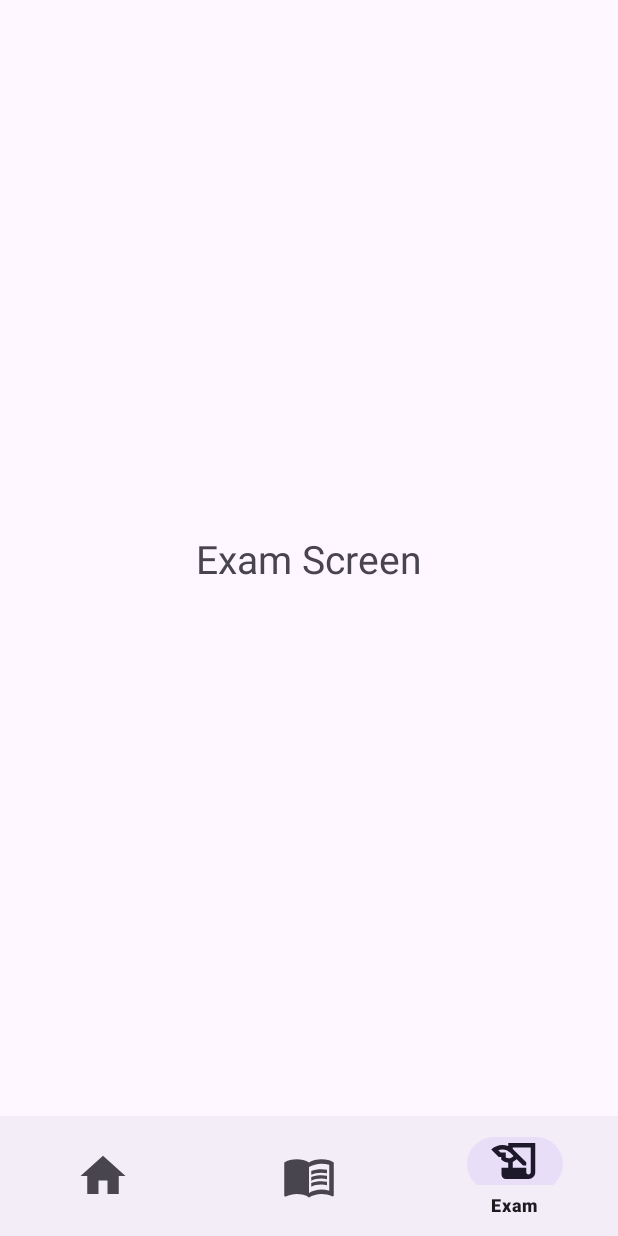
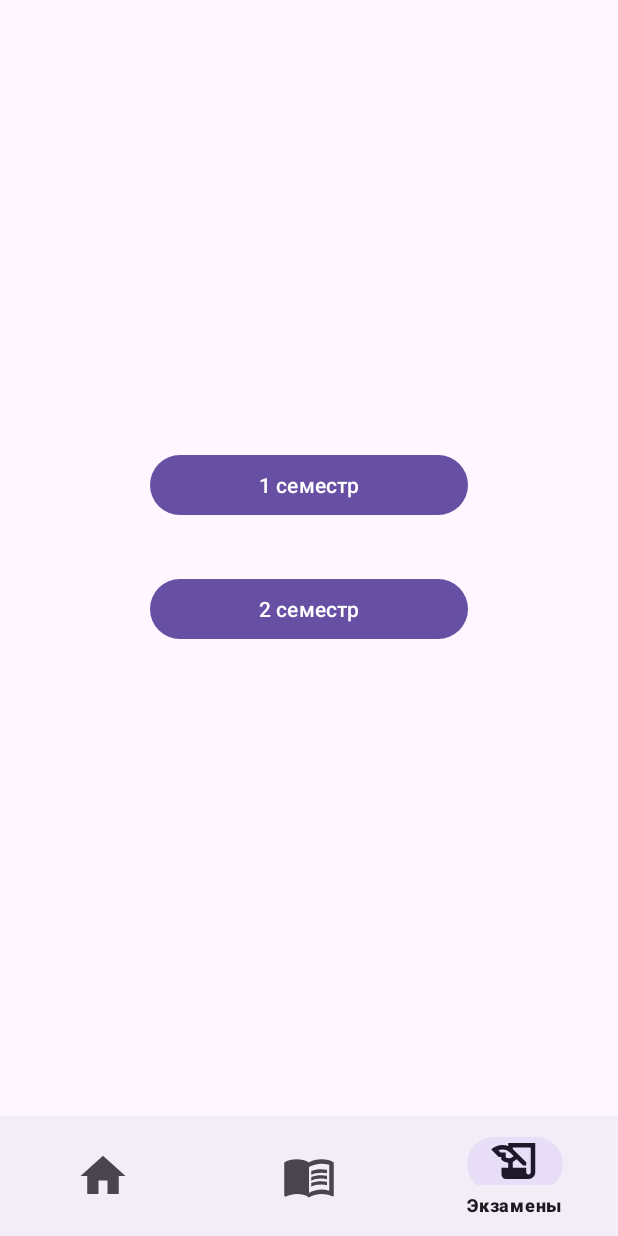
Before and after one commit to DanFom203/Project_Stock, an Android app: the ExamFragment screen opened through its navigation route, on a phone screen of 412 x 824 dp. Run offline under Robolectric (Android 15) with nearby library versions, the phone set to English and light mode, and no system bars; our stand-ins replace navigation-ui.

Commit message:
added buttons and rus lang and update AndroidManifest and main_graph

```diff
--- a/Stock_App/app/src/main/AndroidManifest.xml
+++ b/Stock_App/app/src/main/AndroidManifest.xml
@@ -1,6 +1,8 @@
 <?xml version="1.0" encoding="utf-8"?>
 <manifest xmlns:android="http://schemas.android.com/apk/res/android"
     xmlns:tools="http://schemas.android.com/tools">
+
+    <uses-permission android:name="android.permission.INTERNET"/>
 
     <application
         android:allowBackup="true"
@@ -21,15 +23,6 @@
                 <category android:name="android.intent.category.LAUNCHER" />
             </intent-filter>
         </activity>
-        <activity
-            android:name=".MainActivity"
-            android:exported="true">
-            <intent-filter>
-                <action android:name="android.intent.action.MAIN" />
-
-                <category android:name="android.intent.category.LAUNCHER" />
-            </intent-filter>
-        </activity>
     </application>
 
 </manifest>
--- a/Stock_App/app/src/main/java/com/itis/stock_app/MainActivity.kt
+++ /dev/null
@@ -1,11 +0,0 @@
-package com.itis.stock_app
-
-import androidx.appcompat.app.AppCompatActivity
-import android.os.Bundle
-
-class MainActivity : AppCompatActivity() {
-    override fun onCreate(savedInstanceState: Bundle?) {
-        super.onCreate(savedInstanceState)
-        setContentView(R.layout.activity_main)
-    }
-}
--- a/Stock_App/app/src/main/res/layout/activity_main.xml
+++ /dev/null
@@ -1,18 +0,0 @@
-<?xml version="1.0" encoding="utf-8"?>
-<androidx.constraintlayout.widget.ConstraintLayout xmlns:android="http://schemas.android.com/apk/res/android"
-    xmlns:app="http://schemas.android.com/apk/res-auto"
-    xmlns:tools="http://schemas.android.com/tools"
-    android:layout_width="match_parent"
-    android:layout_height="match_parent"
-    tools:context=".MainActivity">
-
-    <TextView
-        android:layout_width="wrap_content"
-        android:layout_height="wrap_content"
-        android:text="Hello World!"
-        app:layout_constraintBottom_toBottomOf="parent"
-        app:layout_constraintEnd_toEndOf="parent"
-        app:layout_constraintStart_toStartOf="parent"
-        app:layout_constraintTop_toTopOf="parent" />
-
-</androidx.constraintlayout.widget.ConstraintLayout>
--- a/Stock_App/app/src/main/res/layout/fragment_exam.xml
+++ b/Stock_App/app/src/main/res/layout/fragment_exam.xml
@@ -7,14 +7,30 @@
     xmlns:tools="http://schemas.android.com/tools"
     tools:context=".ExamFragment">
 
-    <TextView
-        android:layout_width="wrap_content"
+    <Button
+        android:id="@+id/btn_1sem"
+        android:layout_width="0dp"
         android:layout_height="wrap_content"
-        android:text="@string/exam_screen"
-        android:textSize="26sp"
+        android:layout_marginStart="100dp"
+        android:layout_marginEnd="100dp"
+        android:text="@string/sem1"
         app:layout_constraintBottom_toBottomOf="parent"
         app:layout_constraintEnd_toEndOf="parent"
         app:layout_constraintStart_toStartOf="parent"
-        app:layout_constraintTop_toTopOf="parent" />
+        app:layout_constraintTop_toTopOf="parent"
+        app:layout_constraintVertical_bias="0.43" />
+
+    <Button
+        android:id="@+id/btn_2sem"
+        android:layout_width="0dp"
+        android:layout_height="wrap_content"
+        android:layout_marginStart="100dp"
+        android:layout_marginEnd="100dp"
+        android:text="@string/sem2"
+        app:layout_constraintBottom_toBottomOf="parent"
+        app:layout_constraintEnd_toEndOf="parent"
+        app:layout_constraintStart_toStartOf="parent"
+        app:layout_constraintTop_toBottomOf="@+id/btn_1sem"
+        app:layout_constraintVertical_bias="0.100000024" />
 
 </androidx.constraintlayout.widget.ConstraintLayout>
--- a/Stock_App/app/src/main/res/navigation/main_graph.xml
+++ b/Stock_App/app/src/main/res/navigation/main_graph.xml
@@ -10,62 +10,17 @@
         android:name="com.itis.stock_app.MainFragment"
         android:label="MainFragment"
         tools:layout="@layout/fragment_main">
-
-        <action
-            android:id="@+id/action_mainFragment_to_setOffFragment"
-            app:destination="@id/setOffFragment"
-            app:enterAnim="@android:anim/fade_in"
-            app:exitAnim="@android:anim/fade_out"
-            app:popEnterAnim="@android:anim/slide_in_left"
-            app:popExitAnim="@android:anim/slide_out_right" />
-        <action
-            android:id="@+id/action_mainFragment_to_examFragment"
-            app:destination="@id/examFragment"
-            app:enterAnim="@android:anim/fade_in"
-            app:exitAnim="@android:anim/fade_out"
-            app:popEnterAnim="@android:anim/slide_in_left"
-            app:popExitAnim="@android:anim/slide_out_right" />
     </fragment>
     <fragment
         android:id="@+id/setOffFragment"
         android:name="com.itis.stock_app.SetOffFragment"
         android:label="fragment_set_off"
         tools:layout="@layout/fragment_set_off" >
-
-        <action
-            android:id="@+id/action_setOffFragment_to_mainFragment"
-            app:destination="@id/mainFragment"
-            app:enterAnim="@android:anim/fade_in"
-            app:exitAnim="@android:anim/fade_out"
-            app:popEnterAnim="@android:anim/slide_in_left"
-            app:popExitAnim="@android:anim/slide_out_right" />
-        <action
-            android:id="@+id/action_setOffFragment_to_examFragment"
-            app:destination="@id/examFragment"
-            app:enterAnim="@android:anim/fade_in"
-            app:exitAnim="@android:anim/fade_out"
-            app:popEnterAnim="@android:anim/slide_in_left"
-            app:popExitAnim="@android:anim/slide_out_right" />
     </fragment>
     <fragment
         android:id="@+id/examFragment"
         android:name="com.itis.stock_app.ExamFragment"
         android:label="fragment_exam"
         tools:layout="@layout/fragment_exam" >
-
-        <action
-            android:id="@+id/action_examFragment_to_setOffFragment"
-            app:destination="@id/setOffFragment"
-            app:enterAnim="@android:anim/fade_in"
-            app:exitAnim="@android:anim/fade_out"
-            app:popEnterAnim="@android:anim/slide_in_left"
-            app:popExitAnim="@android:anim/slide_out_right" />
-        <action
-            android:id="@+id/action_examFragment_to_mainFragment"
-            app:destination="@id/mainFragment"
-            app:enterAnim="@android:anim/fade_in"
-            app:exitAnim="@android:anim/fade_out"
-            app:popEnterAnim="@android:anim/slide_in_left"
-            app:popExitAnim="@android:anim/slide_out_right" />
     </fragment>
 </navigation>
--- a/Stock_App/app/src/main/res/values/strings.xml
+++ b/Stock_App/app/src/main/res/values/strings.xml
@@ -1,9 +1,11 @@
 <resources>
     <string name="app_name">MyApp</string>
-    <string name="set_off_screen">Set-off Screen</string>
-    <string name="main_screen">Main Screen</string>
-    <string name="exam_screen">Exam Screen</string>
-    <string name="main">Main</string>
-    <string name="exam">Exam</string>
-    <string name="set_off">Set-off</string>
+    <string name="set_off_screen">Страница с зачетами</string>
+    <string name="main_screen">Главная страница</string>
+    <string name="exam_screen">Страница с экзаменами</string>
+    <string name="main">Главная</string>
+    <string name="exam">Экзамены</string>
+    <string name="set_off">Зачеты</string>
+    <string name="sem1">1 семестр</string>
+    <string name="sem2">2 семестр</string>
 </resources>
```
